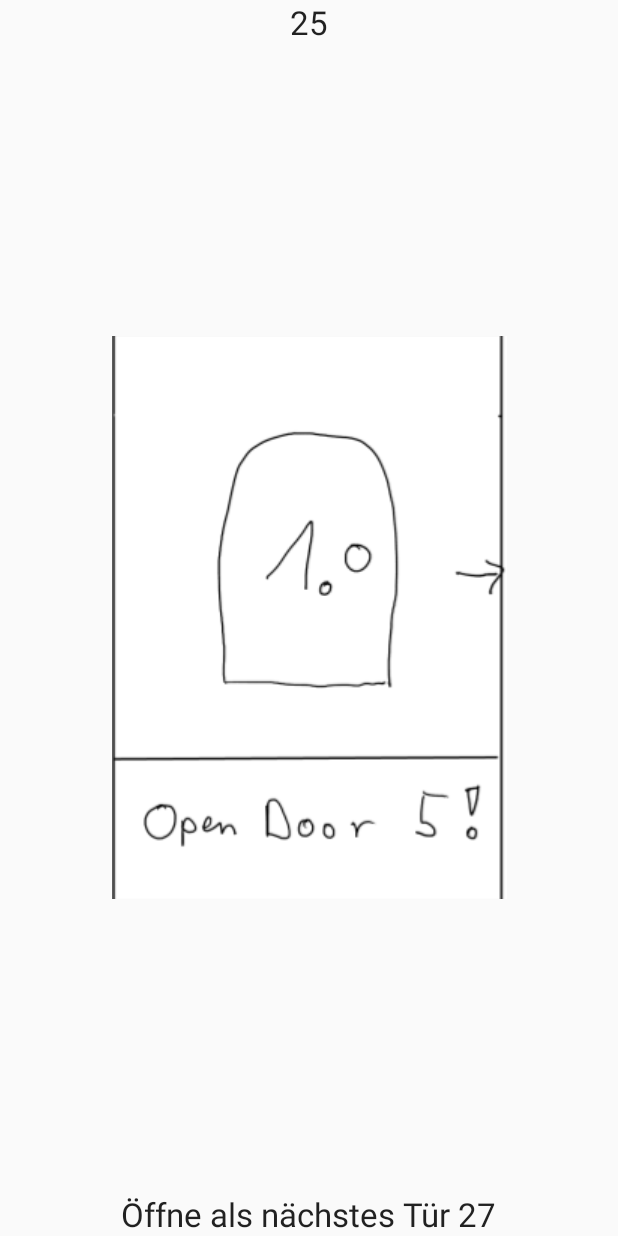
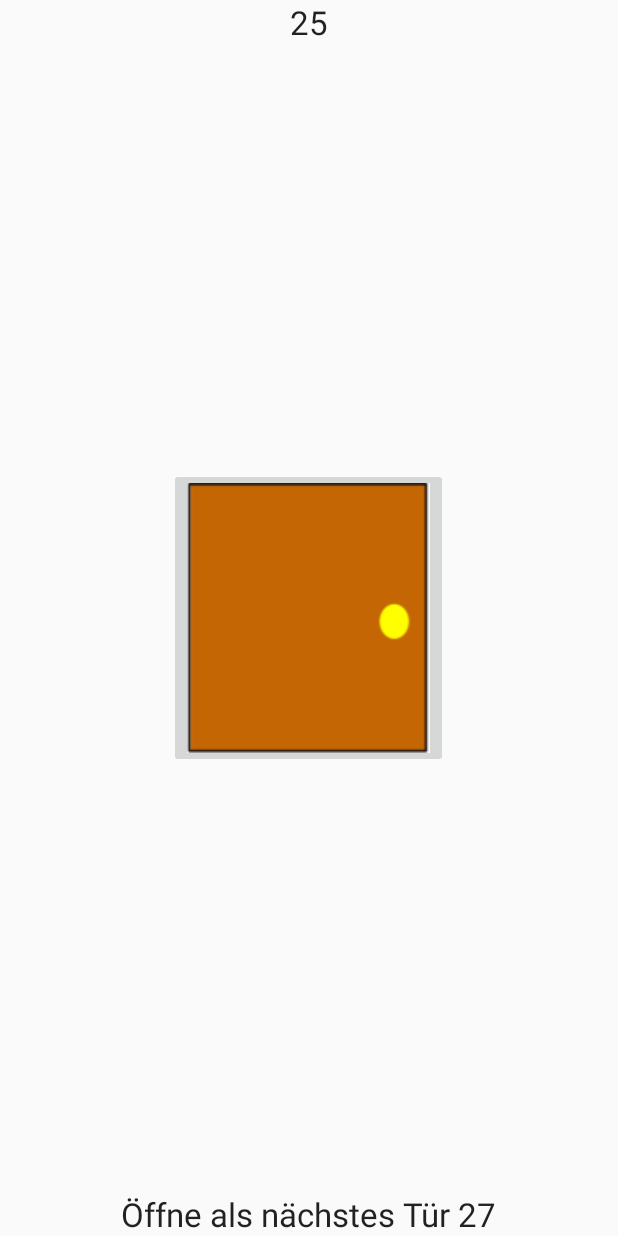
Before and after one commit to blub123muh/hci, an Android app: the screen it shows after launch (TreasureHuntFragmentActivity), after a tap on "STARTE EXPERIMENT", on a phone screen of 412 x 824 dp. Run offline under Robolectric (Android 15) with nearby library versions, the light colour scheme and no system bars; libraries missing offline, so code that uses them is left out: com.opencsv.

Commit message:
Switched out door images. Not sure if they are even uglier now.

```diff
--- a/SwipingBurger/app/src/main/java/hci/swipingburger/TreasureHuntFragmentActivity.java
+++ b/SwipingBurger/app/src/main/java/hci/swipingburger/TreasureHuntFragmentActivity.java
@@ -114,7 +114,7 @@ public class TreasureHuntFragmentActivity extends FragmentActivity implements Tr
         // Set the adapter for the list view
         String[] rooms = new String[NUM_PAGES];
         for (int i = 1; i <= NUM_PAGES; i++) {
-            rooms[i - 1] = "Room " + i;
+            rooms[i - 1] = getResources().getString(R.string.room) + " " + i;
         }
         mDrawerList.setAdapter(new ArrayAdapter<String>(this,
                 android.R.layout.simple_list_item_1, rooms));
@@ -404,7 +404,7 @@ public class TreasureHuntFragmentActivity extends FragmentActivity implements Tr
             // if it was the last door to open, treasure was found
             if (currentDoor == tasks.get(currentTask).length - 1) {
                 // last step, display treasure and button for next task
-                resourceId = R.drawable.door_opened_failed;
+                resourceId = R.drawable.door_treasure;
 
                 // disable the navigation so the participant is forced to press the 'next' button
                 enableNavigation(false);
@@ -430,7 +430,7 @@ public class TreasureHuntFragmentActivity extends FragmentActivity implements Tr
                 layout.addView(nextTaskButton, 1);
             } else {
                 currentDoor++;
-                resourceId = R.drawable.door_opened;
+                resourceId = R.drawable.door_open;
                 TextView instruction = (TextView) activeView.findViewById(R.id.instruction);
                 instruction.setText(getResources().getString(R.string.instruction) + " " + tasks.get(currentTask)[currentDoor]);
                 lastTimeStamp = System.currentTimeMillis();
--- a/SwipingBurger/app/src/main/res/layout/fragment_treasure_hunt_room.xml
+++ b/SwipingBurger/app/src/main/res/layout/fragment_treasure_hunt_room.xml
@@ -18,11 +18,11 @@
 
     <ImageButton
         android:id="@+id/doorButton"
-        android:layout_width="269dp"
-        android:layout_height="375dp"
-        android:layout_centerHorizontal="true"
+        android:layout_width="wrap_content"
+        android:layout_height="wrap_content"
+        android:src="@drawable/door_closed"
         android:layout_centerVertical="true"
-        android:src="@drawable/door1_swipe" />
+        android:layout_centerHorizontal="true" />
 
     <TextView
         android:id="@+id/instruction"
--- a/SwipingBurger/app/src/main/res/values/strings.xml
+++ b/SwipingBurger/app/src/main/res/values/strings.xml
@@ -1,5 +1,5 @@
 <resources>
-    <string name="app_name">SwipingBurger</string>
+    <string name="app_name">Experiment</string>
     <string name="title_activity_treasure_hunt">TreasureHuntActivity</string>
 
     <string name="hello_blank_fragment">Hello blank fragment</string>
@@ -9,4 +9,5 @@
     <string name="instruction">Öffne als nächstes Tür </string>
     <string name="questionnaire_instruction">Bitte bewerten Sie, wie stark Sie den folgenden Aussagen zustimmen (0 Sterne: Starke Ablehnung, 7 Sterne: Starke Zustimmung):</string>
     <string name="write_down_id">Bitte notieren Sie sich Ihre ID, bevor Sie das Experiment starten:</string>
+    <string name="room">Tür</string>
 </resources>
```
Also changed, not shown: SwipingBurger/app/src/main/res/drawable/door1_swipe.png (deleted), SwipingBurger/app/src/main/res/drawable/door_closed.png (added), SwipingBurger/app/src/main/res/drawable/door_open.png (added), SwipingBurger/app/src/main/res/drawable/door_opened.png (deleted), SwipingBurger/app/src/main/res/drawable/door_opened_failed.png (deleted), SwipingBurger/app/src/main/res/drawable/door_treasure.png (added).
